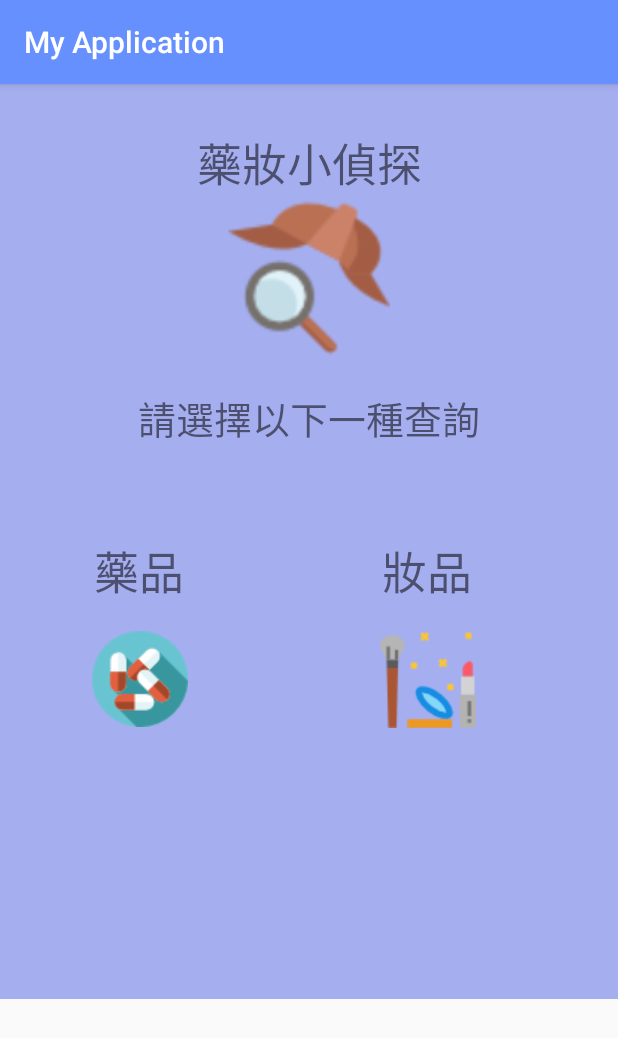
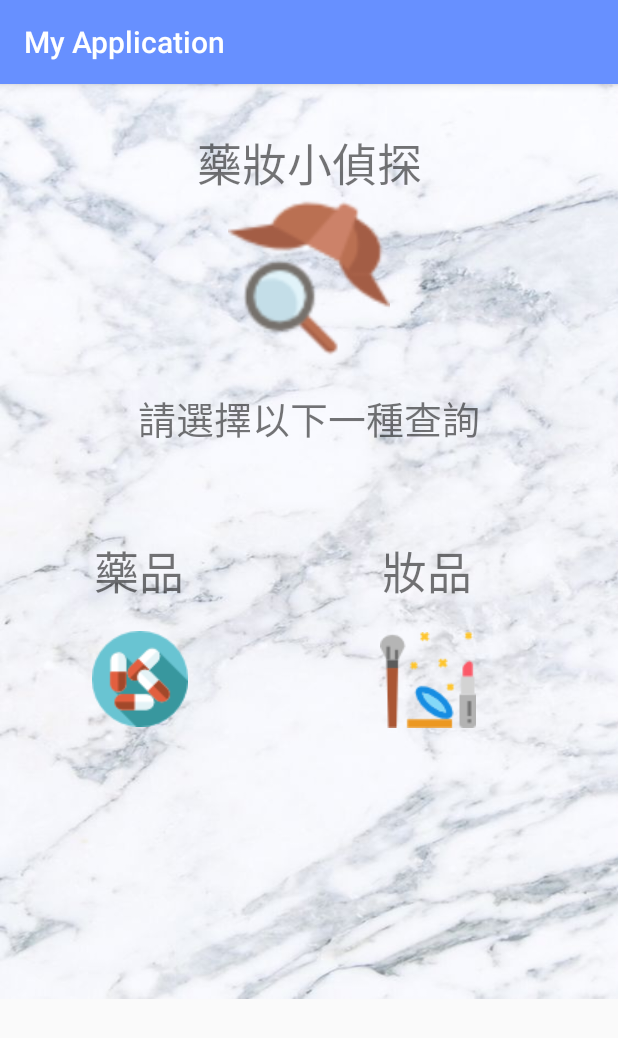
Before and after one commit to fcu-d0441292/yao-chuang-hsiao-chen-tan, an Android app: the screen it shows after launch (MainActivity), on a phone screen of 412 x 824 dp. Shown: the top 1038 px of the screen. Run offline under Robolectric (Android 15) with nearby library versions, the phone set to English and light mode, and no system bars.

```diff
--- a/app/src/main/res/layout/activity_main.xml
+++ b/app/src/main/res/layout/activity_main.xml
@@ -22,7 +22,8 @@
         android:id="@+id/background"
         android:layout_width="413dp"
         android:layout_height="610dp"
-        android:background="@color/colorAccent"
+        android:background="@drawable/imageback"
+        android:scaleType="center"
         tools:layout_editor_absoluteX="0dp"
         tools:layout_editor_absoluteY="0dp" />
 
--- a/app/src/main/res/layout/activity_setting.xml
+++ b/app/src/main/res/layout/activity_setting.xml
@@ -10,7 +10,8 @@
         android:id="@+id/imageView2"
         android:layout_width="384dp"
         android:layout_height="512dp"
-        app:srcCompat="@color/colorAccent"
+        android:scaleType="center"
+        app:srcCompat="@drawable/imageback"
         tools:layout_editor_absoluteX="0dp"
         tools:layout_editor_absoluteY="0dp" />
 
--- a/app/src/main/res/values/colors.xml
+++ b/app/src/main/res/values/colors.xml
@@ -2,6 +2,6 @@
 <resources>
     <color name="colorPrimary">#6790ff</color>
     <color name="colorPrimaryDark">#a5aff0</color>
-    <color name="colorAccent">#a5aff0</color>
+    <color name="colorAccent">#e1dede</color>
     <color name="ListViewBackGround">#00feffe0</color>
 </resources>
```
